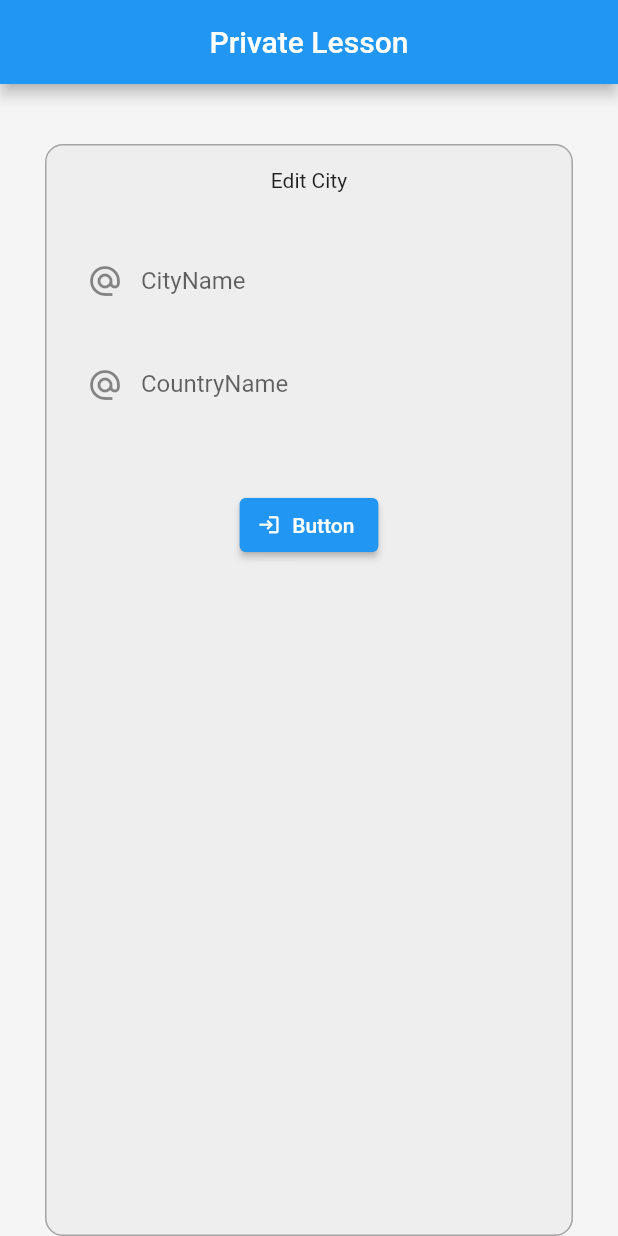
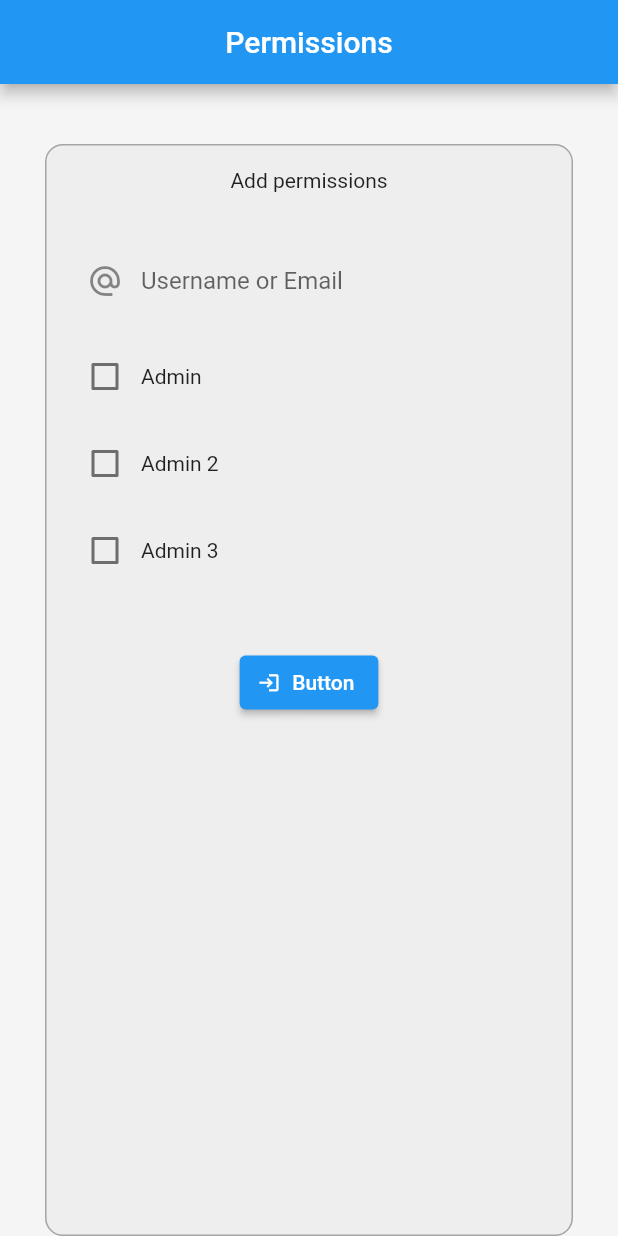
Before and after one commit to khmish/private_lesson_app, a Flutter app: the screen it shows after launch, after a tap on "Button", on a phone screen of 412 x 824 dp. Run offline on Flutter 3.47's test engine with Material 2 defaults, Android fonts, the phone set to English and light mode, and no system bars; network calls fail.

Commit message:
add permissions

```diff
--- a/lib/main.dart
+++ b/lib/main.dart
@@ -1,15 +1,13 @@
 import 'package:flutter/material.dart';
+import 'package:private_lesson_app/permissions.dart';
 import 'package:private_lesson_app/signup.dart';
 import 'package:private_lesson_app/city.dart';
 import 'login.dart';
 
-
 void main() {
-  runApp(
-    MaterialApp(
-      //home: SignupWidget(),
-      // home: LoginPageWidget(),
-      home: CityWidget(),
-    )
-  );
+  runApp(MaterialApp(
+    //home: SignupWidget(),
+    // home: LoginPageWidget(),
+    home: permissions(),
+  ));
 }
--- /dev/null
+++ b/lib/permissions.dart
@@ -0,0 +1,229 @@
+import 'package:flutter/material.dart';
+
+class permissions extends StatefulWidget {
+  const permissions({Key? key}) : super(key: key);
+
+  @override
+  _permissionsState createState() => _permissionsState();
+}
+
+class _permissionsState extends State<permissions> {
+
+  bool _checkbox = false;
+
+  @override
+  Widget build(BuildContext context) {
+    return Scaffold(
+
+
+
+      //key: scaffoldKey,
+
+      appBar: AppBar(
+        automaticallyImplyLeading: true,
+        title: Text(
+          'Permissions',
+        ),
+        actions: [],
+        centerTitle: true,
+        elevation: 4,
+      ),
+      backgroundColor: Color(0xFFF5F5F5),
+      body: SafeArea(
+        child: Padding(
+          padding: EdgeInsetsDirectional.fromSTEB(30, 40, 30, 0),
+          child: Container(
+            width: MediaQuery.of(context).size.width,
+            decoration: BoxDecoration(
+              color: Color(0xFFEEEEEE),
+              borderRadius: BorderRadius.circular(12),
+              shape: BoxShape.rectangle,
+              border: Border.all(
+                color: Color(0xFFA6A4A4),
+                width: 1,
+              ),
+            ),
+            child: Column(
+              mainAxisSize: MainAxisSize.max,
+              mainAxisAlignment: MainAxisAlignment.start,
+              crossAxisAlignment: CrossAxisAlignment.center,
+              children: [
+                Padding(
+                  padding: EdgeInsetsDirectional.fromSTEB(0, 15, 0, 0),
+                  child: Text(
+                    'Add permissions',
+                  ),
+                ),
+                Padding(
+                  padding: EdgeInsetsDirectional.fromSTEB(15, 30, 15, 0),
+                  child: TextFormField(
+
+                    //controller: CnameController,
+
+
+                    obscureText: false,
+
+                    decoration: InputDecoration(
+                      labelText: 'Username or Email',
+                      enabledBorder: OutlineInputBorder(
+                        borderSide: BorderSide(
+                          color: Color(0x00000000),
+                          width: 1,
+                        ),
+                        borderRadius: const BorderRadius.only(
+                          topLeft: Radius.circular(4.0),
+                          topRight: Radius.circular(4.0),
+                        ),
+                      ),
+                      focusedBorder: OutlineInputBorder(
+                        borderSide: BorderSide(
+                          color: Color(0x00000000),
+                          width: 1,
+                        ),
+                        borderRadius: const BorderRadius.only(
+                          topLeft: Radius.circular(4.0),
+                          topRight: Radius.circular(4.0),
+                        ),
+                      ),
+                      prefixIcon: Icon(
+                        Icons.alternate_email,
+                      ),
+                    ),
+                  ),
+                ),
+
+                Padding(
+                  padding: EdgeInsetsDirectional.fromSTEB(15, 10, 15, 0),
+
+
+                  child: Row(
+                    children: [
+                      Checkbox(
+                        value: _checkbox,
+                        onChanged: (value) {
+                          setState(() {
+                            _checkbox = true;
+                          });
+                        },
+                      ),
+                      Text('Admin'),
+                    ],
+                  ),
+
+
+                  // child: TextFormField(
+                  //
+                  //  // controller: countryController,
+                  //
+                  //
+                  //   obscureText: false,
+                  //
+                  //   decoration: InputDecoration(
+                  //
+                  //   //  labelText: 'CountryName',
+                  //
+                  //
+                  //
+                  //     //
+                  //     // enabledBorder: OutlineInputBorder(
+                  //     //   borderSide: BorderSide(
+                  //     //     color: Color(0x00000000),
+                  //     //     width: 1,
+                  //     //   ),
+                  //     //   borderRadius: const BorderRadius.only(
+                  //     //     topLeft: Radius.circular(4.0),
+                  //     //     topRight: Radius.circular(4.0),
+                  //     //   ),
+                  //     // ),
+                  //     // focusedBorder: OutlineInputBorder(
+                  //     //   borderSide: BorderSide(
+                  //     //     color: Color(0x00000000),
+                  //     //     width: 1,
+                  //     //   ),
+                  //     //   borderRadius: const BorderRadius.only(
+                  //     //     topLeft: Radius.circular(4.0),
+                  //     //     topRight: Radius.circular(4.0),
+                  //     //   ),
+                  //     // ),
+                  //     // prefixIcon: Icon(
+                  //     //   Icons.alternate_email,
+                  //     // ),
+                  //
+                  //
+                  //   ),
+                  //
+                  //
+                  //   keyboardType: TextInputType.emailAddress,
+                  // ),
+
+
+                ),
+
+          Padding(
+            padding: EdgeInsetsDirectional.fromSTEB(15, 10, 15, 0),
+
+
+            child: Row(
+              children: [
+                Checkbox(
+                  value: _checkbox,
+                  onChanged: (value) {
+                    setState(() {
+                      _checkbox = true;
+                    });
+                  },
+                ),
+                Text('Admin 2'),
+              ],
+            ),
+          ),
+
+                Padding(
+                  padding: EdgeInsetsDirectional.fromSTEB(15, 10, 15, 0),
+
+
+                  child: Row(
+                    children: [
+                      Checkbox(
+                        value: _checkbox,
+                        onChanged: (value) {
+                          setState(() {
+                            _checkbox = true;
+                          });
+                        },
+                      ),
+                      Text('Admin 3'),
+                    ],
+                  ),
+                ),
+
+
+
+
+
+
+
+                Padding(
+                  padding: EdgeInsetsDirectional.fromSTEB(0, 40, 0, 20),
+                  child: ElevatedButton.icon(
+                    onPressed: () {
+
+                    //  editcity();
+
+                    },
+                    label: Text('Button'),
+                    icon: Icon(
+                      Icons.login_outlined,
+                      size: 15,
+                    ),
+                  ),
+                )
+              ],
+            ),
+          ),
+        ),
+      ),
+    );
+  }
+
+}
```
